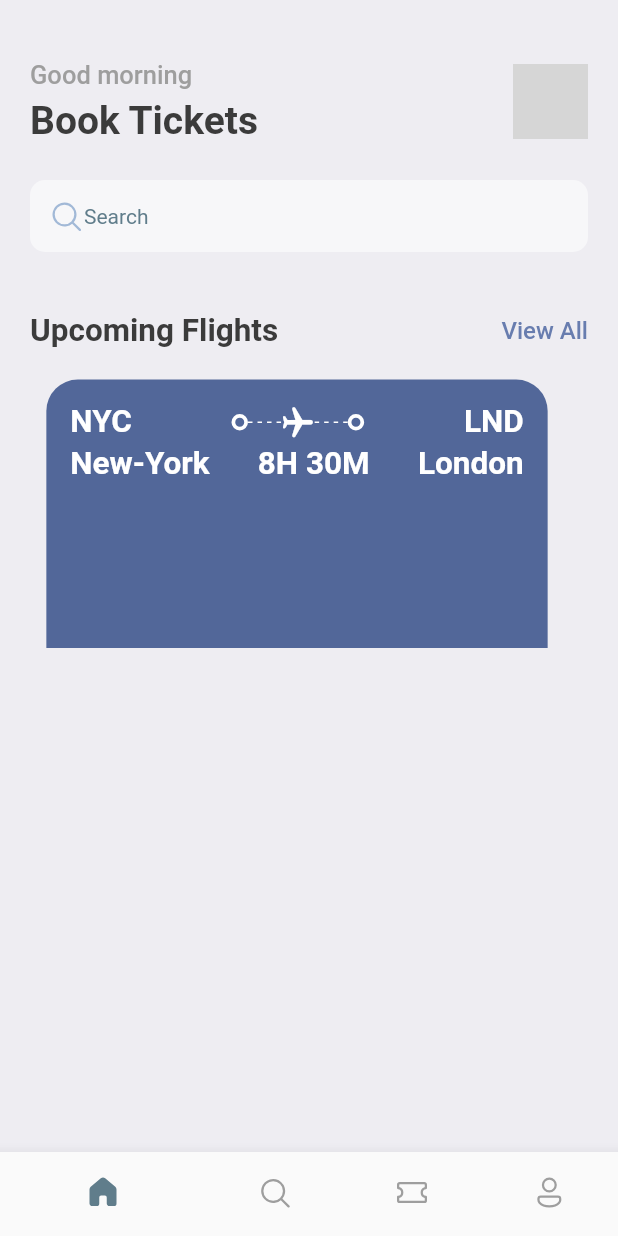
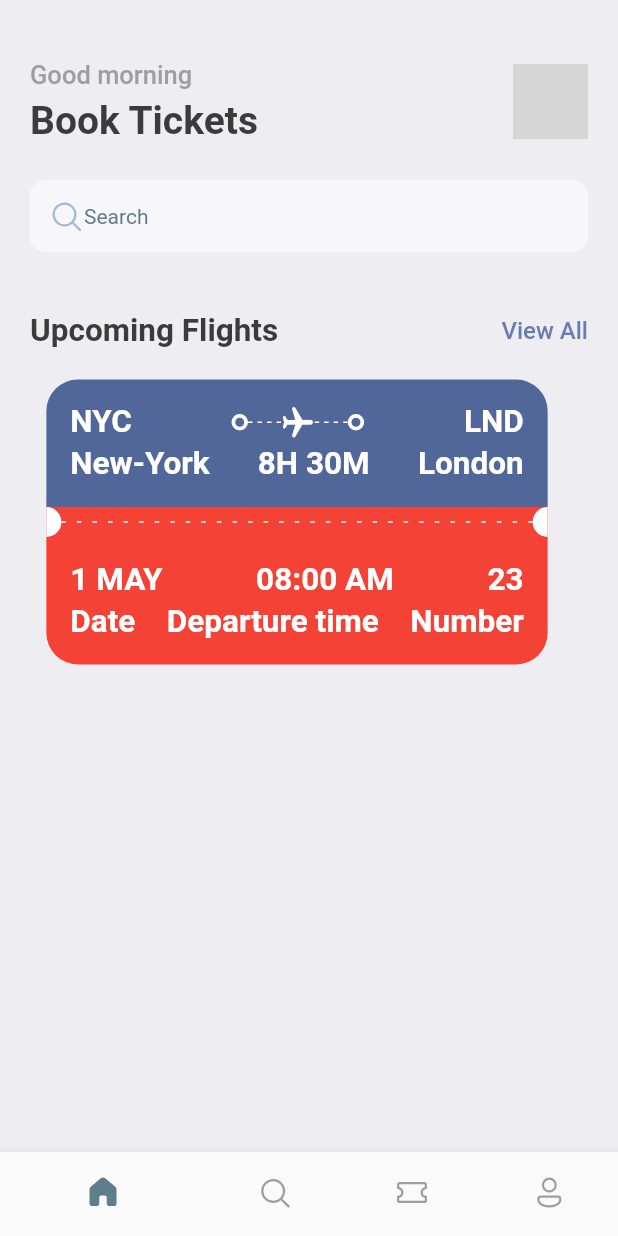
Before and after one commit to AramKim37/airplane_ticket, a Flutter app: the screen it shows after launch, on a phone screen of 412 x 824 dp. Run offline on Flutter 3.47's test engine with Material 2 defaults, Android fonts, the phone set to English and light mode, and no system bars; our stand-ins replace fluentui_icons; grey boxes are pictures that could not be loaded.

Commit message:
tickets ui completed but need to change a font

```diff
--- a/lib/base/res/styles/app_styles.dart
+++ b/lib/base/res/styles/app_styles.dart
@@ -8,6 +8,7 @@ class AppStyles {
   static Color textColor = text;
   static Color bgColor = Color(0xFFeeedf2);
   static Color ticketBlue = const Color(0xFF526799);
+  static Color ticketRed = Colors.red;
 
   static TextStyle headLineStyle = TextStyle(
     color: textColor,
--- /dev/null
+++ b/lib/base/widgets/big_circle.dart
@@ -0,0 +1,30 @@
+import 'package:flutter/material.dart';
+import 'package:flutter/src/widgets/container.dart';
+import 'package:flutter/src/widgets/framework.dart';
+
+class BigCircle extends StatelessWidget {
+  final bool isRight;
+  const BigCircle({super.key, required this.isRight});
+
+  @override
+  Widget build(BuildContext context) {
+    return SizedBox(
+      height: 20,
+      width: 10,
+      child: DecoratedBox(
+        decoration: BoxDecoration(
+          color: Colors.white,
+          borderRadius: isRight == true
+              ? BorderRadius.only(
+                  topLeft: Radius.circular(10),
+                  bottomLeft: Radius.circular(10),
+                )
+              : BorderRadius.only(
+                  topRight: Radius.circular(10),
+                  bottomRight: Radius.circular(10),
+                ),
+        ),
+      ),
+    );
+  }
+}
--- a/lib/base/widgets/ticket_view.dart
+++ b/lib/base/widgets/ticket_view.dart
@@ -1,5 +1,6 @@
 import 'package:airplane_ticket/base/res/styles/app_styles.dart';
 import 'package:airplane_ticket/base/widgets/app_layoutbuilder_widget.dart';
+import 'package:airplane_ticket/base/widgets/big_circle.dart';
 import 'package:airplane_ticket/base/widgets/big_dot.dart';
 import 'package:flutter/material.dart';
 import 'package:flutter/src/widgets/container.dart';
@@ -14,9 +15,12 @@ class TicketView extends StatelessWidget {
 
     return SizedBox(
       width: size.width * 0.85,
-      height: 179,
+      height: 200,
       child: Container(
         margin: EdgeInsets.only(right: 16),
+        child: Column(
+          children: [
+            Container(
               padding: EdgeInsets.all(16),
               child: Column(
                 children: [
@@ -24,7 +28,8 @@ class TicketView extends StatelessWidget {
                     children: [
                       Text(
                         "NYC",
-                  style: AppStyles.headLineStyle3.copyWith(color: Colors.white),
+                        style: AppStyles.headLineStyle3
+                            .copyWith(color: Colors.white),
                       ),
                       Expanded(
                         child: Container(),
@@ -56,7 +61,8 @@ class TicketView extends StatelessWidget {
                       ),
                       Text(
                         "LND",
-                  style: AppStyles.headLineStyle3.copyWith(color: Colors.white),
+                        style: AppStyles.headLineStyle3
+                            .copyWith(color: Colors.white),
                       )
                     ],
                   ),
@@ -67,21 +73,24 @@ class TicketView extends StatelessWidget {
                     children: [
                       Text(
                         "New-York",
-                  style: AppStyles.headLineStyle3.copyWith(color: Colors.white),
+                        style: AppStyles.headLineStyle3
+                            .copyWith(color: Colors.white),
                       ),
                       Expanded(
                         child: Container(),
                       ),
                       Text(
                         "8H 30M",
-                  style: AppStyles.headLineStyle3.copyWith(color: Colors.white),
+                        style: AppStyles.headLineStyle3
+                            .copyWith(color: Colors.white),
                       ),
                       Expanded(
                         child: Container(),
                       ),
                       Text(
                         "London",
-                  style: AppStyles.headLineStyle3.copyWith(color: Colors.white),
+                        style: AppStyles.headLineStyle3
+                            .copyWith(color: Colors.white),
                       )
                     ],
                   ),
@@ -95,6 +104,101 @@ class TicketView extends StatelessWidget {
                 ),
               ),
             ),
+            Container(
+              color: AppStyles.ticketRed,
+              child: Row(
+                children: [
+                  BigCircle(
+                    isRight: false,
+                  ),
+                  Expanded(
+                    child: AppLayoutBuilderWidget(
+                      randomDivider: 10,
+                    ),
+                  ),
+                  BigCircle(
+                    isRight: true,
+                  )
+                ],
+              ),
+            ),
+            Container(
+              padding: EdgeInsets.all(16),
+              decoration: BoxDecoration(
+                color: AppStyles.ticketRed,
+                borderRadius: const BorderRadius.only(
+                  bottomLeft: Radius.circular(21),
+                  bottomRight: Radius.circular(21),
+                ),
+              ),
+              child: Column(
+                children: [
+                  Row(
+                    children: [
+                      Text(
+                        "1 MAY",
+                        style: AppStyles.headLineStyle3
+                            .copyWith(color: Colors.white),
+                      ),
+                      Expanded(
+                        child: Container(),
+                      ),
+                      Text(
+                        "08:00 AM",
+                        style: AppStyles.headLineStyle3
+                            .copyWith(color: Colors.white),
+                      ),
+                      Expanded(
+                        child: Container(),
+                      ),
+                      Text(
+                        "23",
+                        style: AppStyles.headLineStyle3
+                            .copyWith(color: Colors.white),
+                      )
+                    ],
+                  ),
+                  SizedBox(
+                    height: 3,
+                  ),
+                  Row(
+                    children: [
+                      Text(
+                        "Date",
+                        style: AppStyles.headLineStyle3
+                            .copyWith(color: Colors.white),
+                      ),
+                      Expanded(
+                        child: Container(),
+                      ),
+                      Text(
+                        "Departure time",
+                        style: AppStyles.headLineStyle3
+                            .copyWith(color: Colors.white),
+                      ),
+                      Expanded(
+                        child: Container(),
+                      ),
+                      Text(
+                        "Number",
+                        style: AppStyles.headLineStyle3
+                            .copyWith(color: Colors.white),
+                      )
+                    ],
+                  ),
+                ],
+              ),
+              // decoration: BoxDecoration(
+              //   color: AppStyles.ticketBlue,
+              //   borderRadius: BorderRadius.only(
+              //     topLeft: Radius.circular(21),
+              //     topRight: Radius.circular(21),
+              //   ),
+              // ),
+            ),
+          ],
+        ),
+      ),
     );
   }
 }
```
Lines whose indentation alone changed are shown as unchanged.
